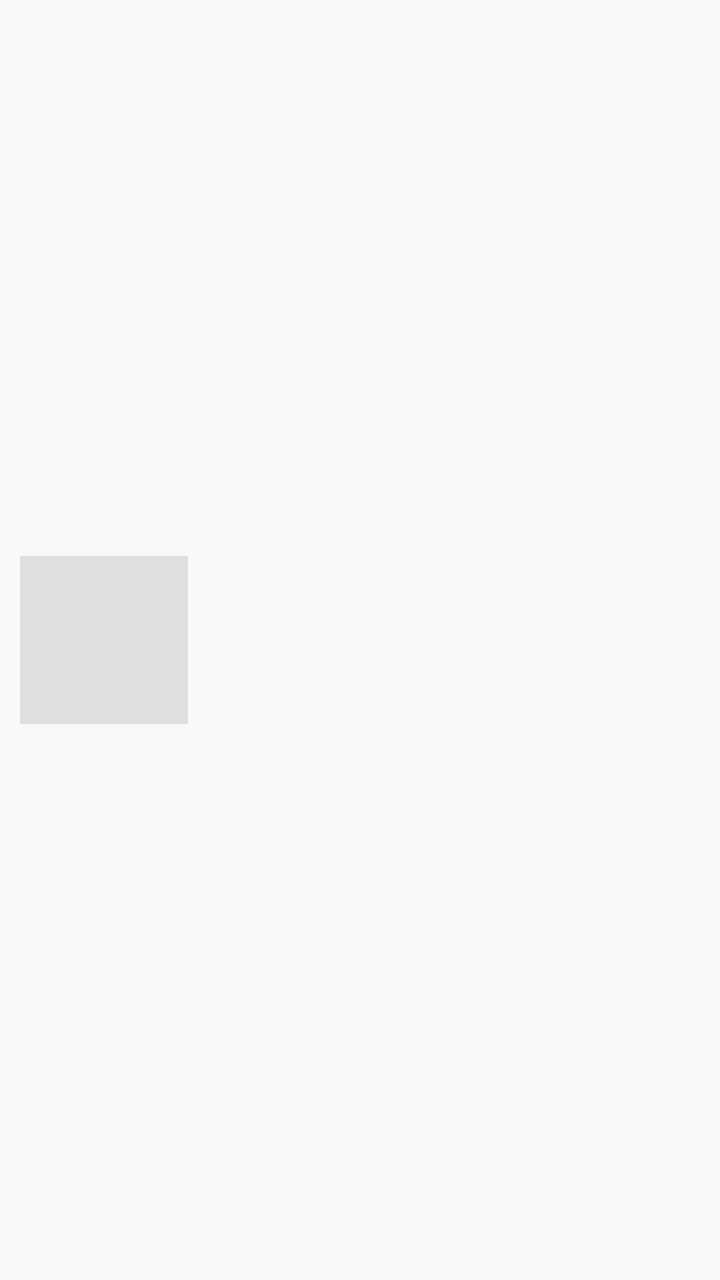
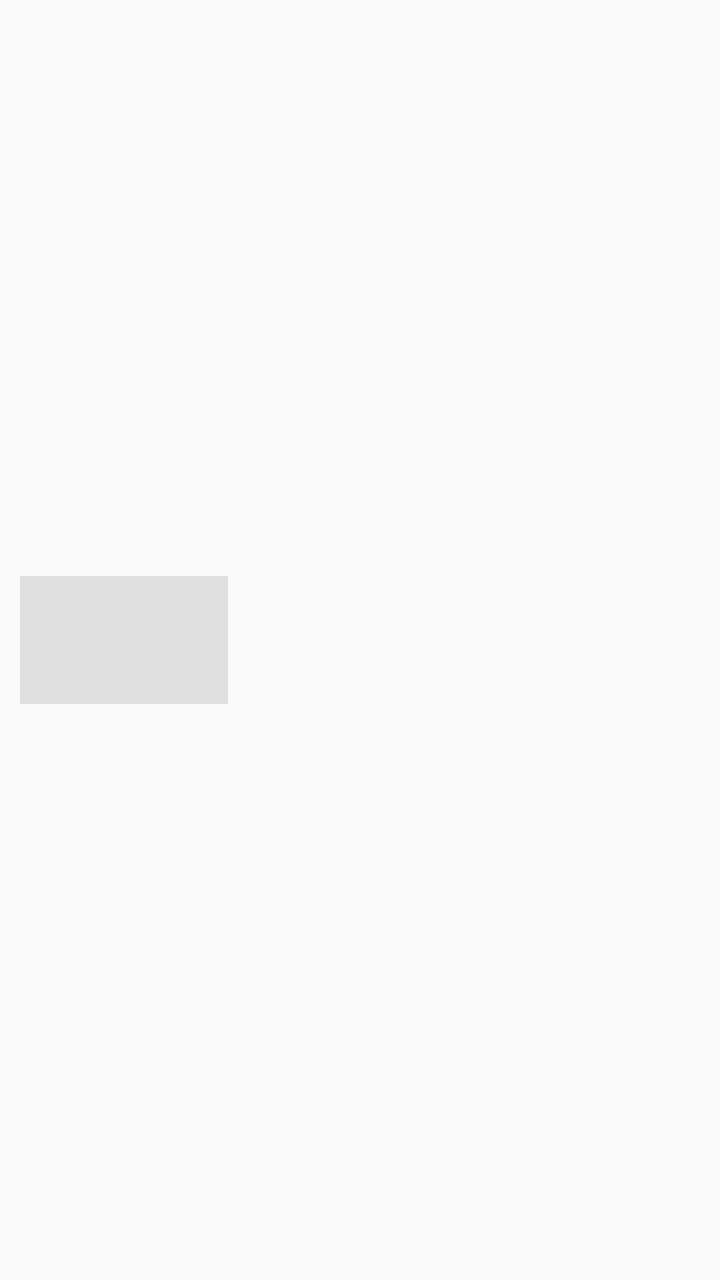

The first picture is an Android layout as it rendered before a commit; the second is the same layout after the commit. The layout source and the unified diff follow.
<!-- AndroidManifest.xml: application theme AppTheme -->
<!-- res/layout/item_entry.xml -->
<?xml version="1.0" encoding="utf-8"?>
<LinearLayout xmlns:android="http://schemas.android.com/apk/res/android"
    android:layout_width="match_parent"
    android:layout_height="wrap_content"
    android:gravity="center_vertical"
    android:orientation="horizontal"
    android:background="#FAFAFA"
    android:padding="10dp">

    <ImageView
        android:id="@+id/thumb"
        android:layout_width="84dp"
        android:layout_height="84dp"
        android:background="#E0E0E0"
        android:padding="3dp"
        android:scaleType="fitCenter" />

    <LinearLayout
        android:layout_width="0dp"
        android:layout_height="wrap_content"
        android:layout_marginStart="12dp"
        android:layout_weight="1"
        android:orientation="vertical">

        <TextView
            android:id="@+id/name"
            android:layout_width="match_parent"
            android:layout_height="wrap_content"
            android:ellipsize="end"
            android:maxLines="1"
            android:textColor="#111111"
            android:textSize="16sp"
            android:textStyle="bold" />

        <TextView
            android:id="@+id/note"
            android:layout_width="match_parent"
            android:layout_height="wrap_content"
            android:layout_marginTop="4dp"
            android:ellipsize="end"
            android:maxLines="3"
            android:textColor="#444444"
            android:textSize="14sp" />
    </LinearLayout>
</LinearLayout>
<!-- resources referenced by this layout -->
<resources>
  <style name="AppTheme" parent="Theme.AppCompat.Light.NoActionBar">
          <item name="colorPrimary">#1565C0</item>
          <item name="colorPrimaryDark">#0D47A1</item>
          <item name="colorAccent">#1565C0</item>
          <item name="android:statusBarColor">#0D47A1</item>
      </style>
</resources>

<!-- the commit's change to res/layout/item_entry.xml (unified diff, before → after) -->
@@ -5,14 +5,17 @@
     android:gravity="center_vertical"
     android:orientation="horizontal"
     android:background="#FAFAFA"
-    android:padding="10dp">
+    android:paddingStart="10dp"
+    android:paddingEnd="10dp"
+    android:paddingTop="6dp"
+    android:paddingBottom="6dp">
 
     <ImageView
         android:id="@+id/thumb"
-        android:layout_width="84dp"
-        android:layout_height="84dp"
+        android:layout_width="104dp"
+        android:layout_height="64dp"
         android:background="#E0E0E0"
-        android:padding="3dp"
+        android:padding="2dp"
         android:scaleType="fitCenter" />
 
     <LinearLayout
@@ -36,10 +39,10 @@
             android:id="@+id/note"
             android:layout_width="match_parent"
             android:layout_height="wrap_content"
-            android:layout_marginTop="4dp"
+            android:layout_marginTop="2dp"
             android:ellipsize="end"
-            android:maxLines="3"
+            android:maxLines="2"
             android:textColor="#444444"
-            android:textSize="14sp" />
+            android:textSize="13sp" />
     </LinearLayout>
 </LinearLayout>
